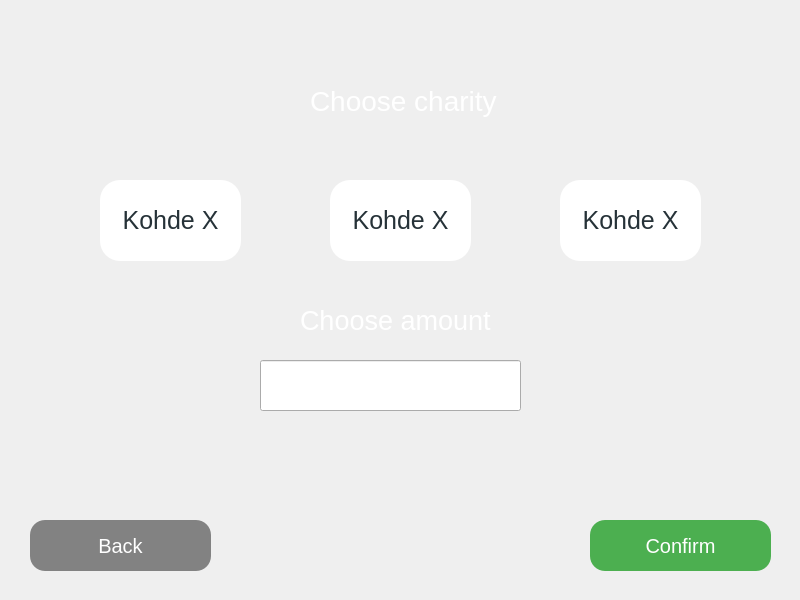
This is frontend/charity.ui in 22kmo-project/group_14 as Qt 5 draws it before an edit. The edited form follows.
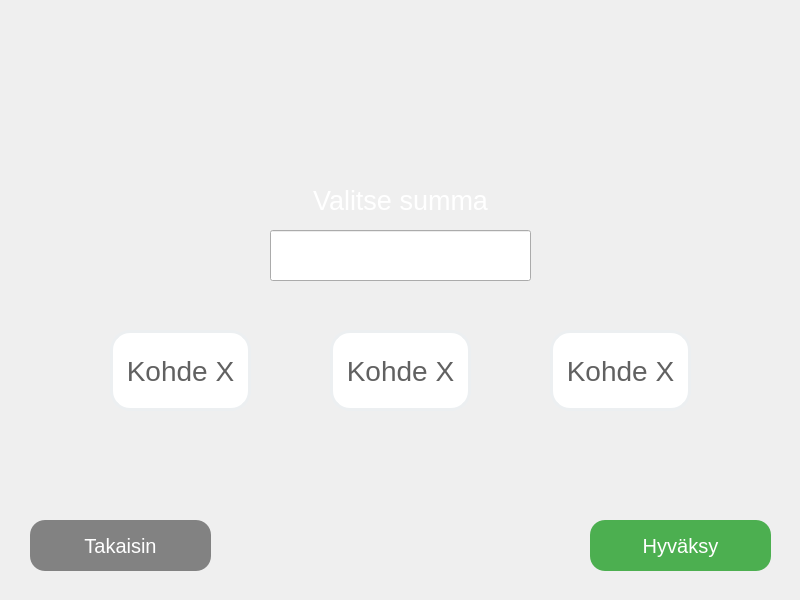
This is the edited form. Icons and pictures are not drawn.

The edit to the form file:
```diff
--- a/frontend/charity.ui
+++ b/frontend/charity.ui
@@ -27,7 +27,7 @@
      <property name="geometry">
       <rect>
        <x>330</x>
-       <y>180</y>
+       <y>330</y>
        <width>141</width>
        <height>81</height>
       </rect>
@@ -43,10 +43,10 @@
      <property name="styleSheet">
       <string notr="true">QPushButton {
 background-color: rgb(255, 255, 255);
-color: #263238;
+color: #616161;
 border-radius:20px;
-padding:5 5px;
-font-size:25px;
+font-size:28px;
+border:3px solid #ECEFF1;
 }
 QPushButton:hover {
 background-color: rgb(235, 235, 235);
@@ -59,14 +59,16 @@
     <widget class="QLineEdit" name="lineEdit_chooseamount">
      <property name="geometry">
       <rect>
-       <x>260</x>
-       <y>360</y>
+       <x>270</x>
+       <y>230</y>
        <width>261</width>
        <height>51</height>
       </rect>
      </property>
      <property name="font">
-      <font/>
+      <font>
+       <pointsize>20</pointsize>
+      </font>
      </property>
      <property name="styleSheet">
       <string notr="true">QPushButton {
@@ -116,14 +118,14 @@
 }</string>
      </property>
      <property name="text">
-      <string>Confirm</string>
+      <string>Hyväksy</string>
      </property>
     </widget>
     <widget class="QPushButton" name="button_kohde3">
      <property name="geometry">
       <rect>
-       <x>560</x>
-       <y>180</y>
+       <x>550</x>
+       <y>330</y>
        <width>141</width>
        <height>81</height>
       </rect>
@@ -139,10 +141,10 @@
      <property name="styleSheet">
       <string notr="true">QPushButton {
 background-color: rgb(255, 255, 255);
-color: #263238;
+color: #616161;
 border-radius:20px;
-padding:5 5px;
-font-size:25px;
+font-size:28px;
+border:3px solid #ECEFF1;
 }
 QPushButton:hover {
 background-color: rgb(235, 235, 235);
@@ -155,8 +157,8 @@
     <widget class="QLabel" name="label_toptext">
      <property name="geometry">
       <rect>
-       <x>310</x>
-       <y>60</y>
+       <x>260</x>
+       <y>50</y>
        <width>271</width>
        <height>81</height>
       </rect>
@@ -171,15 +173,18 @@
 font-size:28px;</string>
      </property>
      <property name="text">
-      <string>Choose charity</string>
+      <string/>
+     </property>
+     <property name="alignment">
+      <set>Qt::AlignCenter</set>
      </property>
     </widget>
     <widget class="QLabel" name="label_chooseamount">
      <property name="geometry">
       <rect>
-       <x>300</x>
-       <y>300</y>
-       <width>191</width>
+       <x>290</x>
+       <y>180</y>
+       <width>221</width>
        <height>41</height>
       </rect>
      </property>
@@ -192,14 +197,17 @@
       <string notr="true">color: rgb(255, 255, 255);</string>
      </property>
      <property name="text">
-      <string>Choose amount</string>
+      <string>Valitse summa</string>
+     </property>
+     <property name="alignment">
+      <set>Qt::AlignCenter</set>
      </property>
     </widget>
     <widget class="QPushButton" name="button_kohde1">
      <property name="geometry">
       <rect>
-       <x>100</x>
-       <y>180</y>
+       <x>110</x>
+       <y>330</y>
        <width>141</width>
        <height>81</height>
       </rect>
@@ -215,10 +223,10 @@
      <property name="styleSheet">
       <string notr="true">QPushButton {
 background-color: rgb(255, 255, 255);
-color: #263238;
+color: #616161;
 border-radius:20px;
-padding:5 5px;
-font-size:25px;
+font-size:28px;
+border:3px solid #ECEFF1;
 }
 QPushButton:hover {
 background-color: rgb(235, 235, 235);
@@ -262,7 +270,7 @@
 }</string>
      </property>
      <property name="text">
-      <string>Back</string>
+      <string>Takaisin</string>
      </property>
     </widget>
    </widget>
```
Left out of the diff: 35 changed lines with no effect on the pictures.
